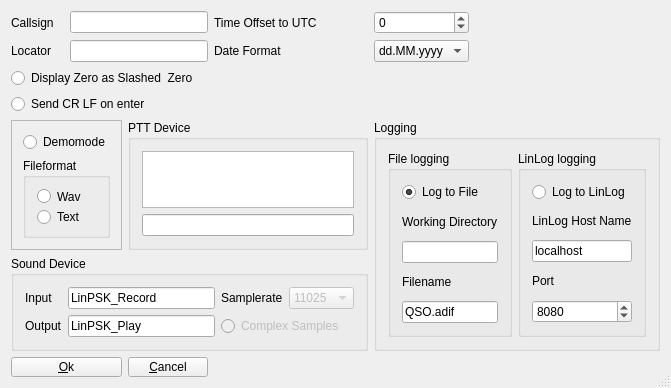
First picture: the form in trunk/gui/generalsettings.ui, repository dl1ksv/linpsk, before the edit.
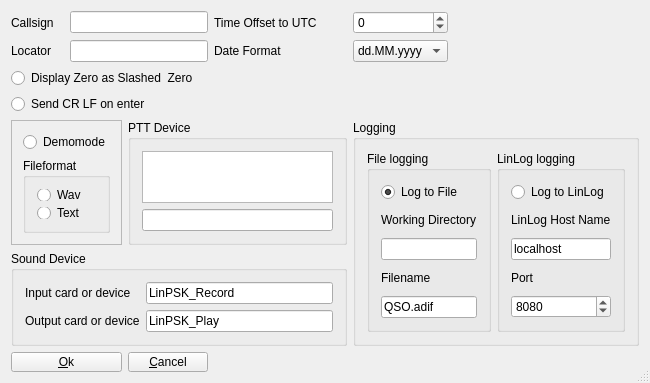
Second picture: the form after the edit.

```diff
--- a/trunk/gui/generalsettings.ui
+++ b/trunk/gui/generalsettings.ui
@@ -6,8 +6,8 @@
    <rect>
     <x>0</x>
     <y>0</y>
-    <width>671</width>
-    <height>388</height>
+    <width>650</width>
+    <height>383</height>
    </rect>
   </property>
   <property name="sizePolicy">
@@ -392,10 +392,17 @@
       <string>Sound Device</string>
      </property>
      <layout class="QGridLayout" name="gridLayout">
+      <item row="1" column="1">
+       <widget class="QLineEdit" name="soundOutputDeviceName">
+        <property name="text">
+         <string>LinPSK_Play</string>
+        </property>
+       </widget>
+      </item>
       <item row="0" column="0">
        <widget class="QLabel" name="label_7">
         <property name="text">
-         <string>Input</string>
+         <string>Input card or device</string>
         </property>
        </widget>
       </item>
@@ -406,68 +413,10 @@
         </property>
        </widget>
       </item>
-      <item row="0" column="2">
-       <layout class="QHBoxLayout" name="horizontalLayout">
-        <item>
-         <widget class="QLabel" name="label_9">
-          <property name="text">
-           <string>Samplerate</string>
-          </property>
-         </widget>
-        </item>
-        <item>
-         <widget class="QComboBox" name="sampleRate">
-          <property name="enabled">
-           <bool>false</bool>
-          </property>
-          <property name="insertPolicy">
-           <enum>QComboBox::NoInsert</enum>
-          </property>
-          <item>
-           <property name="text">
-            <string notr="true">11025</string>
-           </property>
-          </item>
-          <item>
-           <property name="text">
-            <string>22050</string>
-           </property>
-          </item>
-          <item>
-           <property name="text">
-            <string>44100</string>
-           </property>
-          </item>
-          <item>
-           <property name="text">
-            <string>96000</string>
-           </property>
-          </item>
-         </widget>
-        </item>
-       </layout>
-      </item>
       <item row="1" column="0">
        <widget class="QLabel" name="label_8">
         <property name="text">
-         <string>Output</string>
-        </property>
-       </widget>
-      </item>
-      <item row="1" column="1">
-       <widget class="QLineEdit" name="soundOutputDeviceName">
-        <property name="text">
-         <string>LinPSK_Play</string>
-        </property>
-       </widget>
-      </item>
-      <item row="1" column="2">
-       <widget class="QRadioButton" name="realComplex">
-        <property name="enabled">
-         <bool>false</bool>
-        </property>
-        <property name="text">
-         <string>Complex Samples</string>
+         <string>Output card or device</string>
         </property>
        </widget>
       </item>
```
Left out of the diff: 16 changed lines with no effect on the pictures.
